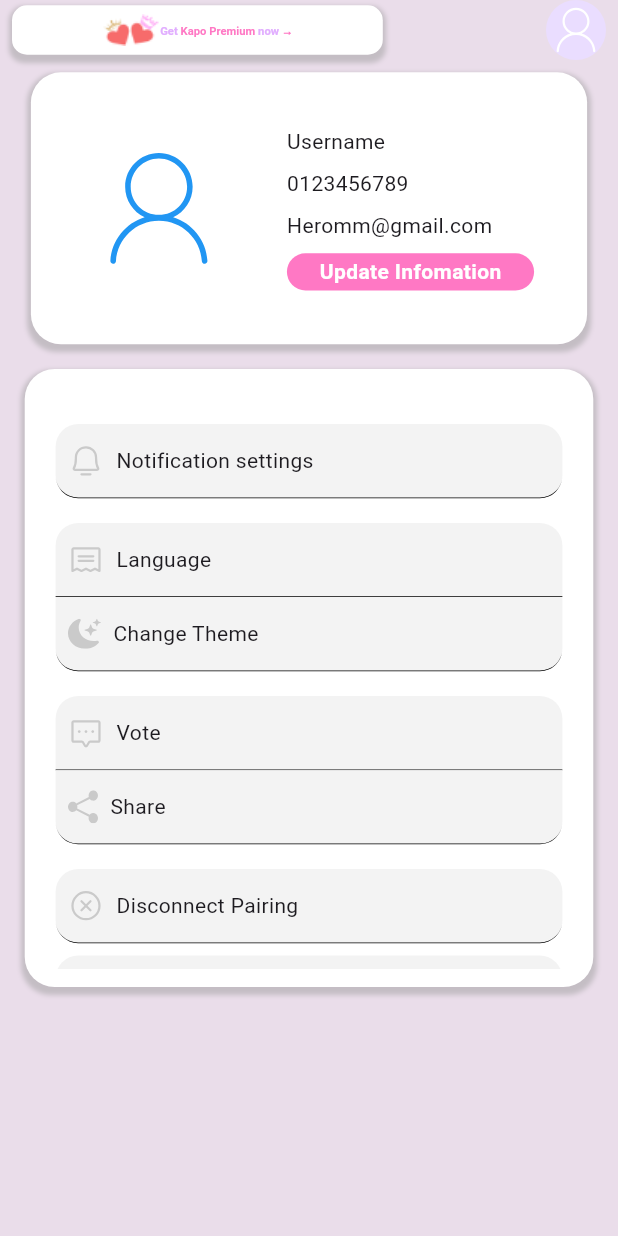
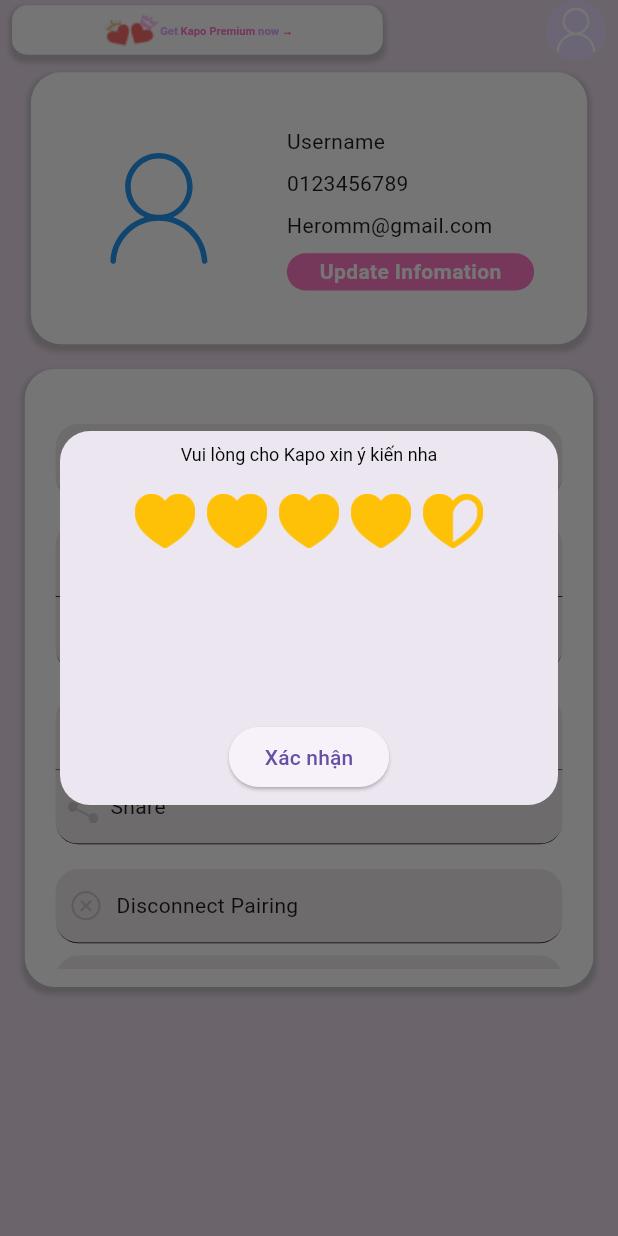
Before and after one commit to duc25012002/counting_love_day, a Flutter app: the SettingScreen screen opened by its route, after a tap on "Vote", on a phone screen of 412 x 824 dp. Run offline on Flutter 3.47's test engine with Material 3 defaults, Android fonts, the light colour scheme and no system bars; drawn by our look-alikes of flutter_rating_bar; our stand-ins replace carousel_slider, dio, eva_icons_flutter, flutter_svg, fluttertoast, get and 7 more; accounts and stored records are empty.

Commit message:
Update ratting start

```diff
--- a/lib/presentation/components/component_card_setting.dart
+++ b/lib/presentation/components/component_card_setting.dart
@@ -39,7 +39,7 @@ CardSetting({
             style: BorderStyle.solid, // Kiểu của viền (solid, dashed, dotted)
           ),
         ),
-        color: const Color.fromARGB(255, 243, 243, 243),
+        color: const Color.fromARGB(255, 237, 234, 234),
         borderRadius: circularDirect != "all"
             ? circularDirect != "top"
                 ? const BorderRadius.only(
--- a/lib/presentation/views/settings_screen.dart
+++ b/lib/presentation/views/settings_screen.dart
@@ -180,8 +180,29 @@ class _SettingScreenState extends State<SettingScreen> {
                 icon: Assets.iconVote,
                 circularDirect: "top",
                 functionButton: () {
-                  RatingBar(
-                    initialRating: 3,
+                  Get.defaultDialog(
+                    title: "Vui lòng cho Kapo xin ý kiến nha",
+                    titleStyle: TextStyle(
+                      fontSize: Responsive.fontSize * 8,
+                      color: Colors.black,
+                    ),
+                    confirm: ElevatedButton(
+                      onPressed: () {
+                        Get.back();
+                      },
+                      child: const Text("Xác nhận"),
+                    ),
+                    content: Padding(
+                      padding: const EdgeInsets.symmetric(horizontal: 15),
+                      child: Center(
+                        child: SizedBox(
+                          width: Responsive.width,
+                          height: Responsive.height / 6,
+                          child: Column(
+                            children: [
+                              Center(
+                                child: RatingBar(
+                                  initialRating: 4.5,
                                   direction: Axis.horizontal,
                                   allowHalfRating: true,
                                   itemCount: 5,
@@ -205,10 +226,19 @@ class _SettingScreenState extends State<SettingScreen> {
                                       color: Colors.amber,
                                     ),
                                   ),
-                    itemPadding: const EdgeInsets.symmetric(horizontal: 4.0),
+                                  itemPadding: const EdgeInsets.symmetric(
+                                    horizontal: 4.0,
+                                  ),
                                   onRatingUpdate: (rating) {
                                     print(rating);
                                   },
+                                ),
+                              ),
+                            ],
+                          ),
+                        ),
+                      ),
+                    ),
                   );
                 },
               ),
@@ -218,7 +248,8 @@ class _SettingScreenState extends State<SettingScreen> {
                 circularDirect: "bottom",
                 functionButton: () async {
                   final result = await Share.share(
-                      'check out my website https://example.com');
+                    'check out my website https://example.com',
+                  );
                 },
               ),
               responsive.gapH(0.02),
```
Lines whose indentation alone changed are shown as unchanged.
